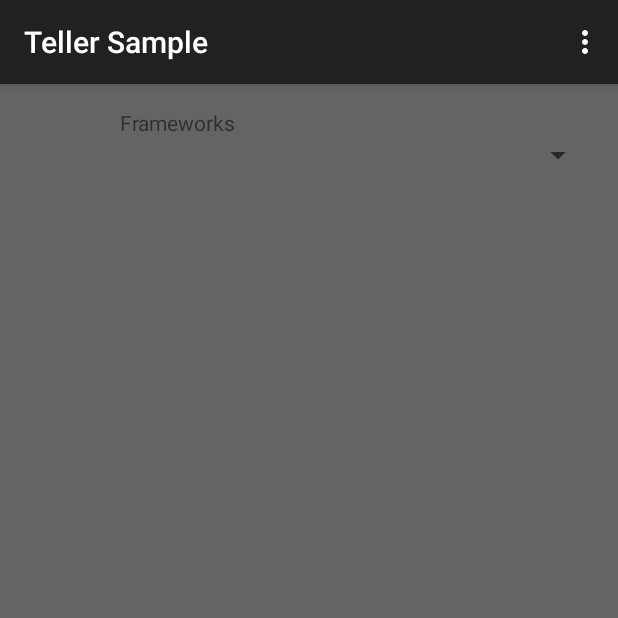
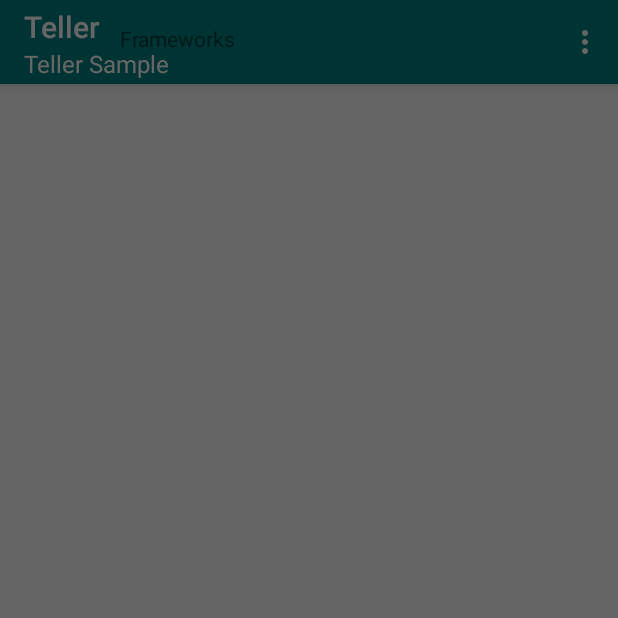
Before and after one commit to KilianSteenman/Teller, an Android app: the TellerLogActivity screen opened directly, with no data from a screen before it, with the side drawer open, on a phone screen of 412 x 824 dp, the top half of it. Run offline under Robolectric (Android 15) with nearby library versions, the phone set to English and light mode, and no system bars; 3 statements that could not run were skipped.

Commit message:
Use compat Toolbar

```diff
--- a/tellerlogger/src/main/java/com/kiliansteenman/teller/logger/ui/TellerLogActivity.kt
+++ b/tellerlogger/src/main/java/com/kiliansteenman/teller/logger/ui/TellerLogActivity.kt
@@ -1,10 +1,9 @@
 package com.kiliansteenman.teller.logger.ui
 
 import android.os.Bundle
-import android.view.Menu
 import android.view.MenuItem
 import androidx.appcompat.app.AppCompatActivity
-import androidx.lifecycle.Observer
+import androidx.appcompat.widget.Toolbar
 import androidx.lifecycle.ViewModelProvider
 import androidx.recyclerview.widget.DividerItemDecoration
 import androidx.recyclerview.widget.LinearLayoutManager
@@ -14,7 +13,9 @@
 
 internal class TellerLogActivity : AppCompatActivity(R.layout.teller) {
 
-    private val viewModel: TellerLogViewModel by lazy { ViewModelProvider(this).get(TellerLogViewModel::class.java) }
+    private val viewModel: TellerLogViewModel by lazy {
+        ViewModelProvider(this).get(TellerLogViewModel::class.java)
+    }
 
     override fun onCreate(savedInstanceState: Bundle?) {
         super.onCreate(savedInstanceState)
@@ -28,19 +29,19 @@
             addItemDecoration(DividerItemDecoration(this.context, LinearLayoutManager.VERTICAL))
         }
 
-        viewModel.logEvents.observe(this, Observer { events -> adapter.logs = events })
+        findViewById<Toolbar>(R.id.teller_toolbar).apply {
+            inflateMenu(R.menu.teller_log)
+            setOnMenuItemClickListener { onMenuItemClick(it) }
+        }
+
+        viewModel.logEvents.observe(this) { events -> adapter.logs = events }
     }
 
-    override fun onCreateOptionsMenu(menu: Menu): Boolean {
-        menuInflater.inflate(R.menu.teller_log, menu)
-        return super.onCreateOptionsMenu(menu)
-    }
-
-    override fun onOptionsItemSelected(item: MenuItem): Boolean {
+    private fun onMenuItemClick(item: MenuItem): Boolean {
         return when (item.itemId) {
             R.id.menu_teller_log_clear_all -> viewModel.onClearLogClicked()
             R.id.menu_teller_log_filter -> openFilters()
-            else -> super.onOptionsItemSelected(item)
+            else -> false
         }
     }
 
--- a/tellerlogger/src/main/java/com/kiliansteenman/teller/logger/ui/detail/TellerDetailActivity.kt
+++ b/tellerlogger/src/main/java/com/kiliansteenman/teller/logger/ui/detail/TellerDetailActivity.kt
@@ -5,6 +5,7 @@
 import android.os.Bundle
 import android.widget.TextView
 import androidx.appcompat.app.AppCompatActivity
+import androidx.appcompat.widget.Toolbar
 import androidx.room.Room
 import com.kiliansteenman.teller.logger.R
 import com.kiliansteenman.teller.logger.data.TellerLog
@@ -27,6 +28,8 @@
 
     override fun onCreate(savedInstanceState: Bundle?) {
         super.onCreate(savedInstanceState)
+
+        findViewById<Toolbar>(R.id.detail_toolbar).setNavigationOnClickListener { onBackPressed() }
 
         newSingleThreadExecutor().execute {
             val log = db.tellerLogDao().get(logId)
--- a/tellerlogger/src/main/res/layout/teller.xml
+++ b/tellerlogger/src/main/res/layout/teller.xml
@@ -5,13 +5,27 @@
     android:layout_width="match_parent"
     android:layout_height="match_parent">
 
-    <androidx.recyclerview.widget.RecyclerView
-        android:id="@+id/teller_recyclerview"
+    <LinearLayout
         android:layout_width="match_parent"
         android:layout_height="match_parent"
-        android:orientation="vertical"
-        app:layoutManager="androidx.recyclerview.widget.LinearLayoutManager"
-        tools:listitem="@layout/teller_item" />
+        android:orientation="vertical">
+
+        <androidx.appcompat.widget.Toolbar
+            android:id="@+id/teller_toolbar"
+            android:layout_width="match_parent"
+            android:layout_height="wrap_content"
+            app:title="@string/teller_log_app_name"
+            app:subtitle="@string/app_name" />
+
+        <androidx.recyclerview.widget.RecyclerView
+            android:id="@+id/teller_recyclerview"
+            android:layout_width="match_parent"
+            android:layout_height="match_parent"
+            android:orientation="vertical"
+            app:layoutManager="androidx.recyclerview.widget.LinearLayoutManager"
+            tools:listitem="@layout/teller_item" />
+
+    </LinearLayout>
 
     <include layout="@layout/filters" />
 
--- /dev/null
+++ b/tellerlogger/src/main/res/values/colors.xml
@@ -0,0 +1,8 @@
+<?xml version="1.0" encoding="utf-8"?>
+<resources>
+
+    <color name="tellerColorPrimary">#008080</color>
+    <color name="tellerColorPrimaryDark">#054950</color>
+    <color name="tellerColorOnPrimary">#ffffff</color>
+
+</resources>
--- a/tellerlogger/src/main/res/values/strings.xml
+++ b/tellerlogger/src/main/res/values/strings.xml
@@ -1,6 +1,8 @@
 <resources>
 
-    <string name="app_name">Teller Log</string>
+    <string name="teller_log_app_name">Teller</string>
+    <!-- This should be overridden by implementing app -->
+    <string name="app_name">Teller</string>
 
     <string name="menu_teller_clear_all">Clear all logs</string>
     <string name="menu_teller_filter">Filters</string>
--- a/tellerlogger/src/main/res/values/themes.xml
+++ b/tellerlogger/src/main/res/values/themes.xml
@@ -1,6 +1,28 @@
 <?xml version="1.0" encoding="utf-8"?>
-<resources>
+<resources xmlns:tools="http://schemas.android.com/tools">
 
-    <style name="TellerTheme" parent="Theme.AppCompat.Light.DarkActionBar"></style>
+    <style name="TellerTheme" parent="Theme.AppCompat.Light.NoActionBar">
+        <item name="colorPrimary">@color/tellerColorPrimary</item>
+        <item name="colorPrimaryDark">@color/tellerColorPrimaryDark</item>
+
+        <item name="toolbarStyle">@style/Widget.Teller.Toolbar</item>
+        <item name="toolbarNavigationButtonStyle">@style/Widget.Teller.Toolbar.Navigation</item>
+        <item name="actionOverflowButtonStyle">@style/Widget.Teller.Toolbar.Overflow</item>
+    </style>
+
+    <style name="Widget.Teller.Toolbar" parent="Widget.AppCompat.Toolbar">
+        <item name="android:background">@color/tellerColorPrimary</item>
+        <item name="android:elevation" tools:targetApi="lollipop">4dp</item>
+        <item name="titleTextColor">@color/tellerColorOnPrimary</item>
+        <item name="subtitleTextColor">@color/tellerColorOnPrimary</item>
+    </style>
+
+    <style name="Widget.Teller.Toolbar.Navigation" parent="Widget.AppCompat.Toolbar.Button.Navigation">
+        <item name="android:tint">@color/tellerColorOnPrimary</item>
+    </style>
+
+    <style name="Widget.Teller.Toolbar.Overflow" parent="Widget.AppCompat.ActionButton.Overflow">
+        <item name="android:tint">@color/tellerColorOnPrimary</item>
+    </style>
 
 </resources>
```
Also changed, not shown: tellerlogger/src/main/res/layout/teller_detail.xml (+16 -1 lines).
